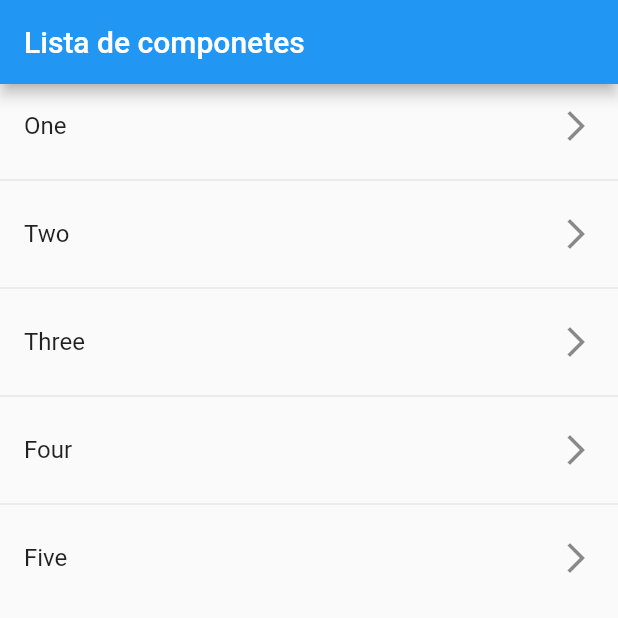
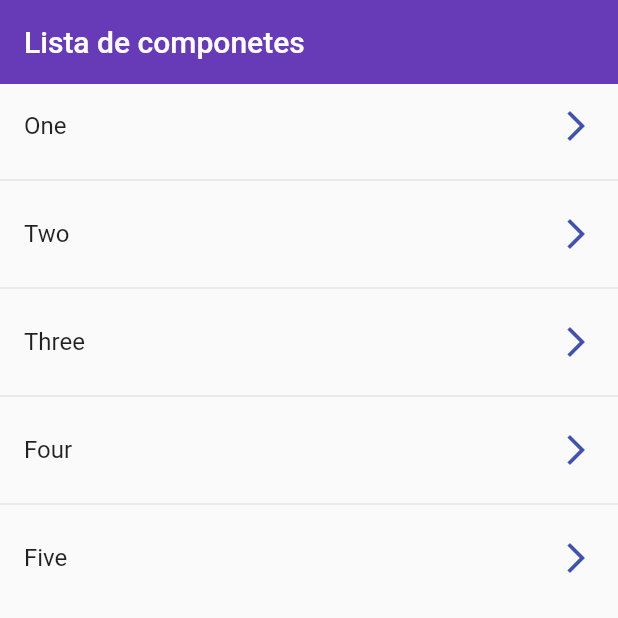
Before and after one commit to Turyfay/app-components-flutter, a Flutter app: the screen it shows after launch, on a phone screen of 412 x 824 dp, the top half of it. Run offline on Flutter 3.47's test engine with Material 2 defaults, Android fonts, the phone set to English and light mode, and no system bars.

Commit message:
Tips ListTitle y appBar

```diff
--- a/lib/screens/listview2_screeen.dart
+++ b/lib/screens/listview2_screeen.dart
@@ -8,12 +8,18 @@ class Listview2Screen extends StatelessWidget {
   @override
   Widget build(BuildContext context) {
     return Scaffold(
-        appBar: AppBar(title: const Text('Lista de componetes')),
+        appBar: AppBar(
+          title: const Text('Lista de componetes'),
+          elevation: 0,
+          backgroundColor: Colors.deepPurple,
+        ),
         body: ListView.separated(
             itemBuilder: (context, index) {
               return ListTile(
                 title: Text(options[index]),
-                trailing: const Icon(Icons.arrow_forward_ios),
+                trailing:
+                    const Icon(Icons.arrow_forward_ios, color: Colors.indigo),
+                onTap: () {},
               );
             },
             separatorBuilder: (_, __) => const Divider(),
```
